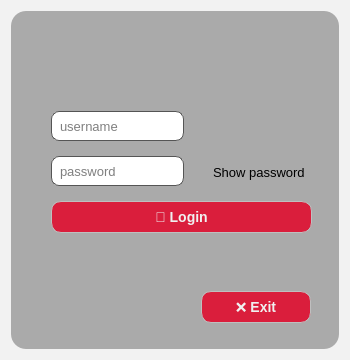
The window that ui/login.ui (KursaDSc/Python-Module-Week7) describes before a commit, drawn with Qt 5.
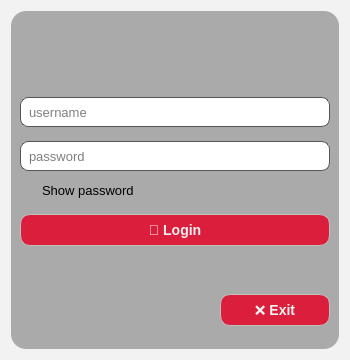
The same window after the commit. Icons and pictures are not drawn.

Diff of the .ui file:
```diff
--- a/ui/login.ui
+++ b/ui/login.ui
@@ -166,20 +166,89 @@
 </string>
      </property>
      <property name="frameShape">
-      <enum>QFrame::Shape::StyledPanel</enum>
+      <enum>QFrame::NoFrame</enum>
      </property>
-     <property name="frameShadow">
-      <enum>QFrame::Shadow::Raised</enum>
-     </property>
+     <layout class="QVBoxLayout" name="verticalLayout_2">
+      <item>
+       <widget class="QLabel" name="label">
+        <property name="maximumSize">
+         <size>
+          <width>200</width>
+          <height>50</height>
+         </size>
+        </property>
+        <property name="text">
+         <string/>
+        </property>
+        <property name="pixmap">
+         <pixmap>../resorces/logo.png</pixmap>
+        </property>
+        <property name="scaledContents">
+         <bool>true</bool>
+        </property>
+       </widget>
+      </item>
+      <item>
+       <widget class="QLineEdit" name="usernameField">
+        <property name="minimumSize">
+         <size>
+          <width>0</width>
+          <height>30</height>
+         </size>
+        </property>
+        <property name="maximumSize">
+         <size>
+          <width>16777215</width>
+          <height>20</height>
+         </size>
+        </property>
+        <property name="toolTip">
+         <string/>
+        </property>
+        <property name="inputMask">
+         <string/>
+        </property>
+        <property name="text">
+         <string/>
+        </property>
+        <property name="placeholderText">
+         <string>username</string>
+        </property>
+        <property name="clearButtonEnabled">
+         <bool>true</bool>
+        </property>
+       </widget>
+      </item>
+      <item>
+       <widget class="QLineEdit" name="passwordField">
+        <property name="minimumSize">
+         <size>
+          <width>0</width>
+          <height>30</height>
+         </size>
+        </property>
+        <property name="maximumSize">
+         <size>
+          <width>16777215</width>
+          <height>20</height>
+         </size>
+        </property>
+        <property name="text">
+         <string/>
+        </property>
+        <property name="echoMode">
+         <enum>QLineEdit::Normal</enum>
+        </property>
+        <property name="placeholderText">
+         <string>password</string>
+        </property>
+        <property name="clearButtonEnabled">
+         <bool>true</bool>
+        </property>
+       </widget>
+      </item>
+      <item>
      <widget class="QCheckBox" name="showPasswordCheckBox">
-      <property name="geometry">
-       <rect>
-        <x>180</x>
-        <y>150</y>
-        <width>123</width>
-        <height>23</height>
-       </rect>
-      </property>
       <property name="sizePolicy">
        <sizepolicy hsizetype="Expanding" vsizetype="Fixed">
         <horstretch>0</horstretch>
@@ -214,40 +283,37 @@
        <bool>false</bool>
       </property>
      </widget>
-     <widget class="QLabel" name="label">
-      <property name="geometry">
-       <rect>
-        <x>55</x>
-        <y>19</y>
-        <width>200</width>
-        <height>50</height>
-       </rect>
+      </item>
+      <item>
+       <widget class="QPushButton" name="loginButton">
+        <property name="sizePolicy">
+         <sizepolicy hsizetype="Expanding" vsizetype="Expanding">
+          <horstretch>0</horstretch>
+          <verstretch>0</verstretch>
+         </sizepolicy>
+        </property>
+        <property name="minimumSize">
+         <size>
+          <width>0</width>
+          <height>32</height>
+         </size>
       </property>
       <property name="maximumSize">
        <size>
-        <width>200</width>
-        <height>50</height>
+          <width>16777215</width>
+          <height>32</height>
        </size>
       </property>
       <property name="text">
-       <string/>
-      </property>
-      <property name="pixmap">
-       <pixmap>../resorces/logo.png</pixmap>
-      </property>
-      <property name="scaledContents">
-       <bool>true</bool>
-      </property>
-     </widget>
+         <string>🔐 Login</string>
+        </property>
+        <property name="autoRepeatDelay">
+         <number>301</number>
+        </property>
+       </widget>
+      </item>
+      <item>
      <widget class="QLabel" name="errorlabel">
-      <property name="geometry">
-       <rect>
-        <x>40</x>
-        <y>240</y>
-        <width>251</width>
-        <height>20</height>
-       </rect>
-      </property>
       <property name="maximumSize">
        <size>
         <width>16777215</width>
@@ -266,19 +332,28 @@
       <property name="text">
        <string/>
       </property>
-      <property name="alignment">
-       <set>Qt::AlignmentFlag::AlignCenter</set>
-      </property>
-     </widget>
+       </widget>
+      </item>
+      <item>
+       <layout class="QHBoxLayout" name="horizontalLayout">
+        <item>
+         <spacer name="horizontalSpacer">
+          <property name="orientation">
+           <enum>Qt::Horizontal</enum>
+          </property>
+          <property name="sizeType">
+           <enum>QSizePolicy::Expanding</enum>
+          </property>
+          <property name="sizeHint" stdset="0">
+           <size>
+            <width>120</width>
+            <height>30</height>
+           </size>
+          </property>
+         </spacer>
+        </item>
+        <item>
      <widget class="QPushButton" name="exitButton">
-      <property name="geometry">
-       <rect>
-        <x>190</x>
-        <y>280</y>
-        <width>110</width>
-        <height>32</height>
-       </rect>
-      </property>
       <property name="sizePolicy">
        <sizepolicy hsizetype="Fixed" vsizetype="Expanding">
         <horstretch>0</horstretch>
@@ -304,111 +379,10 @@
        <number>301</number>
       </property>
      </widget>
-     <widget class="QPushButton" name="loginButton">
-      <property name="geometry">
-       <rect>
-        <x>40</x>
-        <y>190</y>
-        <width>261</width>
-        <height>32</height>
-       </rect>
-      </property>
-      <property name="sizePolicy">
-       <sizepolicy hsizetype="Expanding" vsizetype="Expanding">
-        <horstretch>0</horstretch>
-        <verstretch>0</verstretch>
-       </sizepolicy>
-      </property>
-      <property name="minimumSize">
-       <size>
-        <width>0</width>
-        <height>32</height>
-       </size>
-      </property>
-      <property name="maximumSize">
-       <size>
-        <width>16777215</width>
-        <height>32</height>
-       </size>
-      </property>
-      <property name="text">
-       <string>🔐 Login</string>
-      </property>
-      <property name="autoRepeatDelay">
-       <number>301</number>
-      </property>
-     </widget>
-     <widget class="QLineEdit" name="passwordField">
-      <property name="geometry">
-       <rect>
-        <x>40</x>
-        <y>145</y>
-        <width>133</width>
-        <height>30</height>
-       </rect>
-      </property>
-      <property name="minimumSize">
-       <size>
-        <width>0</width>
-        <height>30</height>
-       </size>
-      </property>
-      <property name="maximumSize">
-       <size>
-        <width>16777215</width>
-        <height>20</height>
-       </size>
-      </property>
-      <property name="text">
-       <string/>
-      </property>
-      <property name="echoMode">
-       <enum>QLineEdit::EchoMode::Password</enum>
-      </property>
-      <property name="placeholderText">
-       <string>password</string>
-      </property>
-      <property name="clearButtonEnabled">
-       <bool>true</bool>
-      </property>
-     </widget>
-     <widget class="QLineEdit" name="usernameField">
-      <property name="geometry">
-       <rect>
-        <x>40</x>
-        <y>100</y>
-        <width>133</width>
-        <height>30</height>
-       </rect>
-      </property>
-      <property name="minimumSize">
-       <size>
-        <width>0</width>
-        <height>30</height>
-       </size>
-      </property>
-      <property name="maximumSize">
-       <size>
-        <width>16777215</width>
-        <height>20</height>
-       </size>
-      </property>
-      <property name="toolTip">
-       <string/>
-      </property>
-      <property name="inputMask">
-       <string/>
-      </property>
-      <property name="text">
-       <string/>
-      </property>
-      <property name="placeholderText">
-       <string>username</string>
-      </property>
-      <property name="clearButtonEnabled">
-       <bool>true</bool>
-      </property>
-     </widget>
+        </item>
+       </layout>
+      </item>
+     </layout>
     </widget>
    </item>
   </layout>
```
Left out of the diff: 4 changed lines with no effect on the pictures. Lines whose indentation alone changed are shown as unchanged.
